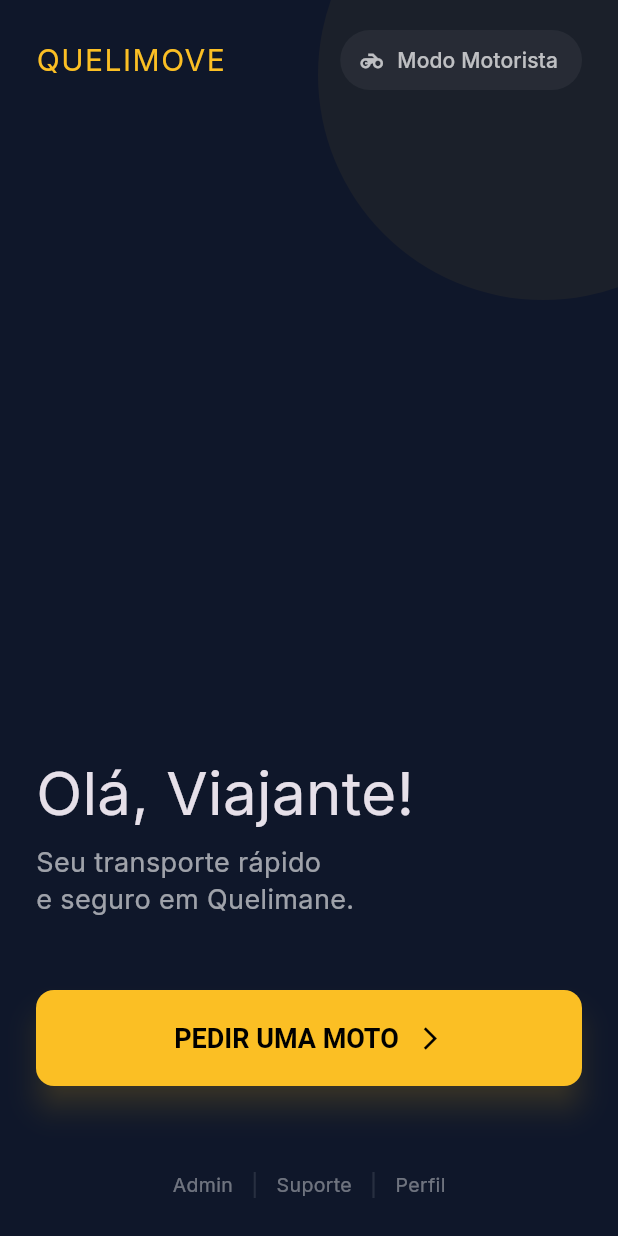
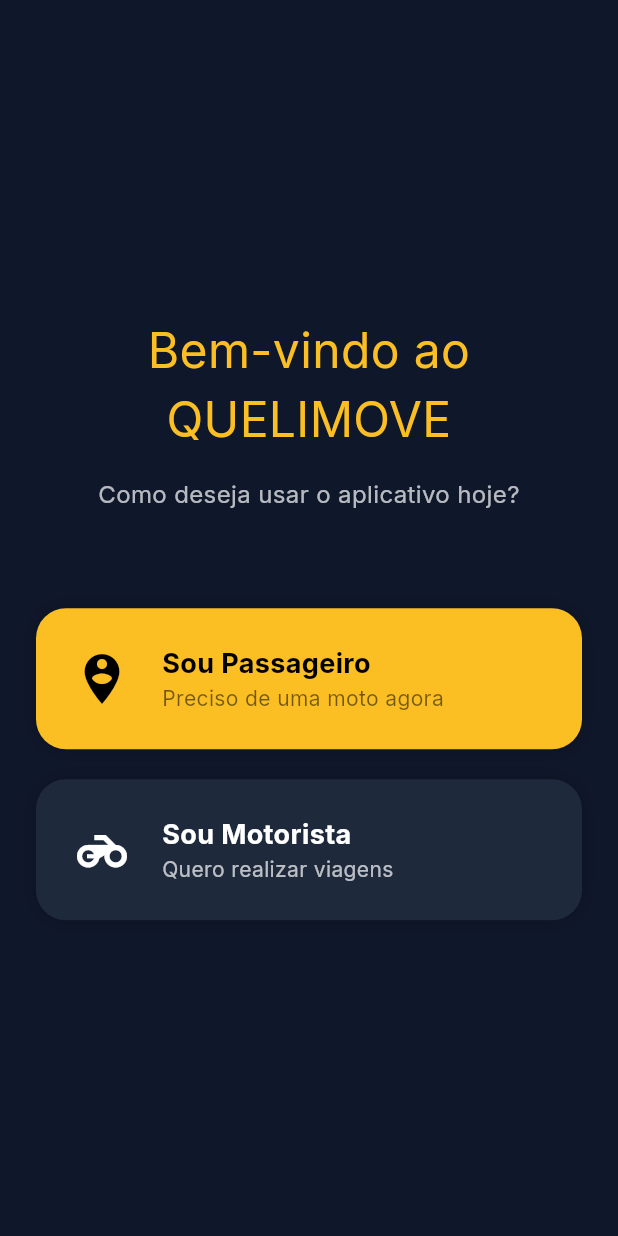
Before and after one commit to mansurmuquissirimaregulo13-maker/QUELIMOVE, a Flutter app: the screen it shows after launch, on a phone screen of 412 x 824 dp. Run offline on Flutter 3.47's test engine with Material 3 defaults, Android fonts, the phone set to English and light mode, and no system bars; our stand-ins replace firebase_messaging, flutter_riverpod, go_router, google_fonts, google_maps_flutter, supabase_flutter; accounts and stored records are empty; statements that could not run were skipped.

Commit message:
feat: separação de papéis e tema light para motorista

```diff
--- a/quelimove_native/lib/core/router/app_router.dart
+++ b/quelimove_native/lib/core/router/app_router.dart
@@ -10,9 +10,15 @@ import '../../features/driver/presentation/pages/driver_registration_page.dart';
 // Placeholder Pages (will be implemented next)
 import '../../features/admin/presentation/pages/admin_dashboard_page.dart';
 
+import '../../features/auth/presentation/pages/role_selection_page.dart';
+
 final AppRouter = GoRouter(
-  initialLocation: '/',
+  initialLocation: '/select-role',
   routes: [
+    GoRoute(
+      path: '/select-role',
+      builder: (context, state) => const RoleSelectionPage(),
+    ),
     GoRoute(
       path: '/',
       builder: (context, state) => const HomePage(),
--- /dev/null
+++ b/quelimove_native/lib/features/auth/presentation/pages/role_selection_page.dart
@@ -0,0 +1,115 @@
+import 'package:flutter/material.dart';
+import 'package:go_router/go_router.dart';
+
+class RoleSelectionPage extends StatelessWidget {
+  const RoleSelectionPage({super.key});
+
+  @override
+  Widget build(BuildContext context) {
+    return Scaffold(
+      backgroundColor: const Color(0xFF0F172A),
+      body: SafeArea(
+        child: Padding(
+          padding: const EdgeInsets.symmetric(horizontal: 24.0),
+          child: Column(
+            mainAxisAlignment: MainAxisAlignment.center,
+            children: [
+              const Text(
+                'Bem-vindo ao\nQUELIMOVE',
+                textAlign: TextAlign.center,
+                style: TextStyle(
+                  fontSize: 32,
+                  fontWeight: FontWeight.black,
+                  color: Color(0xFFFBBF24),
+                ),
+              ),
+              const SizedBox(height: 16),
+              const Text(
+                'Como deseja usar o aplicativo hoje?',
+                textAlign: TextAlign.center,
+                style: TextStyle(fontSize: 16, color: Colors.white70),
+              ),
+              const SizedBox(height: 64),
+
+              _RoleCard(
+                title: 'Sou Passageiro',
+                subtitle: 'Preciso de uma moto agora',
+                icon: Icons.person_pin_circle,
+                onTap: () => context.go('/'),
+              ),
+
+              const SizedBox(height: 20),
+
+              _RoleCard(
+                title: 'Sou Motorista',
+                subtitle: 'Quero realizar viagens',
+                icon: Icons.motorcycle,
+                onTap: () => context.go('/driver-dash'),
+                isSecondary: true,
+              ),
+            ],
+          ),
+        ),
+      ),
+    );
+  }
+}
+
+class _RoleCard extends StatelessWidget {
+  final String title;
+  final String subtitle;
+  final IconData icon;
+  final VoidCallback onTap;
+  final bool isSecondary;
+
+  const _RoleCard({
+    required this.title,
+    required this.subtitle,
+    required this.icon,
+    required this.onTap,
+    this.isSecondary = false,
+  });
+
+  @override
+  Widget build(BuildContext context) {
+    return InkWell(
+      onTap: onTap,
+      borderRadius: BorderRadius.circular(20),
+      child: Container(
+        width: double.infinity,
+        padding: const EdgeInsets.all(24),
+        decoration: BoxDecoration(
+          color: isSecondary ? const Color(0xFF1E293B) : const Color(0xFFFBBF24),
+          borderRadius: BorderRadius.circular(20),
+          boxShadow: [BoxShadow(color: Colors.black.withOpacity(0.2), blurRadius: 10)],
+        ),
+        child: Row(
+          children: [
+            Icon(icon, size: 40, color: isSecondary ? Colors.white : Colors.black),
+            const SizedBox(width: 20),
+            Column(
+              crossAxisAlignment: CrossAxisAlignment.start,
+              children: [
+                Text(
+                  title,
+                  style: TextStyle(
+                    fontSize: 18,
+                    fontWeight: FontWeight.bold,
+                    color: isSecondary ? Colors.white : Colors.black,
+                  ),
+                ),
+                Text(
+                  subtitle,
+                  style: TextStyle(
+                    fontSize: 14,
+                    color: isSecondary ? Colors.white70 : Colors.black54,
+                  ),
+                ),
+              ],
+            ),
+          ],
+        ),
+      ),
+    );
+  }
+}
--- a/quelimove_native/lib/features/home/presentation/pages/home_page.dart
+++ b/quelimove_native/lib/features/home/presentation/pages/home_page.dart
@@ -29,26 +29,17 @@ class HomePage extends StatelessWidget {
               children: [
                 // Header com troca de modo
                 Padding(
-                  padding: const EdgeInsets.symmetric(horizontal: 24, vertical: 16),
+                  padding: const EdgeInsets.symmetric(horizontal: 24, vertical: 24),
                   child: Row(
-                    mainAxisAlignment: MainAxisAlignment.spaceBetween,
+                    mainAxisAlignment: MainAxisAlignment.center,
                     children: [
                       const Text(
                         'QUELIMOVE',
                         style: TextStyle(
-                          fontSize: 20,
+                          fontSize: 24,
                           fontWeight: FontWeight.black,
-                          letterSpacing: 1,
+                          letterSpacing: 2,
                           color: Color(0xFFFBBF24),
-                        ),
-                      ),
-                      TextButton.icon(
-                        onPressed: () => context.push('/driver-dash'),
-                        icon: const Icon(Icons.motorcycle, size: 18, color: Colors.white70),
-                        label: const Text('Modo Motorista', style: TextStyle(color: Colors.white70)),
-                        style: TextButton.styleFrom(
-                          backgroundColor: Colors.white.withOpacity(0.05),
-                          shape: RoundedRectangleBorder(borderRadius: BorderRadius.circular(20)),
                         ),
                       ),
                     ],
```
Also changed, not shown: quelimove_native/lib/features/driver/presentation/pages/driver_dashboard_page.dart (+35 -39 lines), quelimove_native/lib/features/profile/presentation/pages/profile_page.dart (+17 -1 lines).
